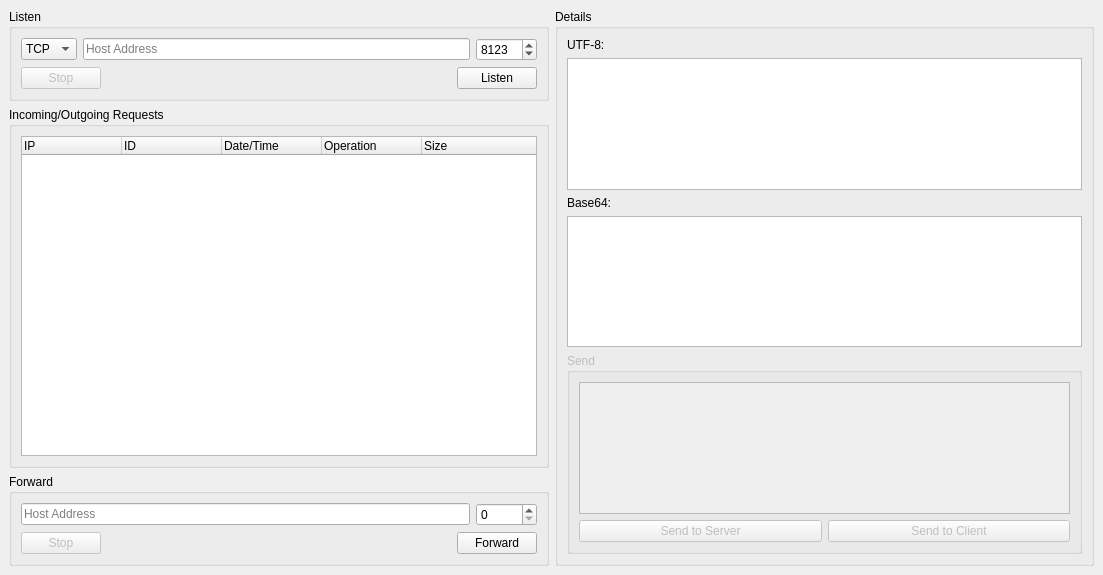
Before: the Qt Designer form mainwindow.ui in realbardia/socket-spy, drawn with Qt 5.
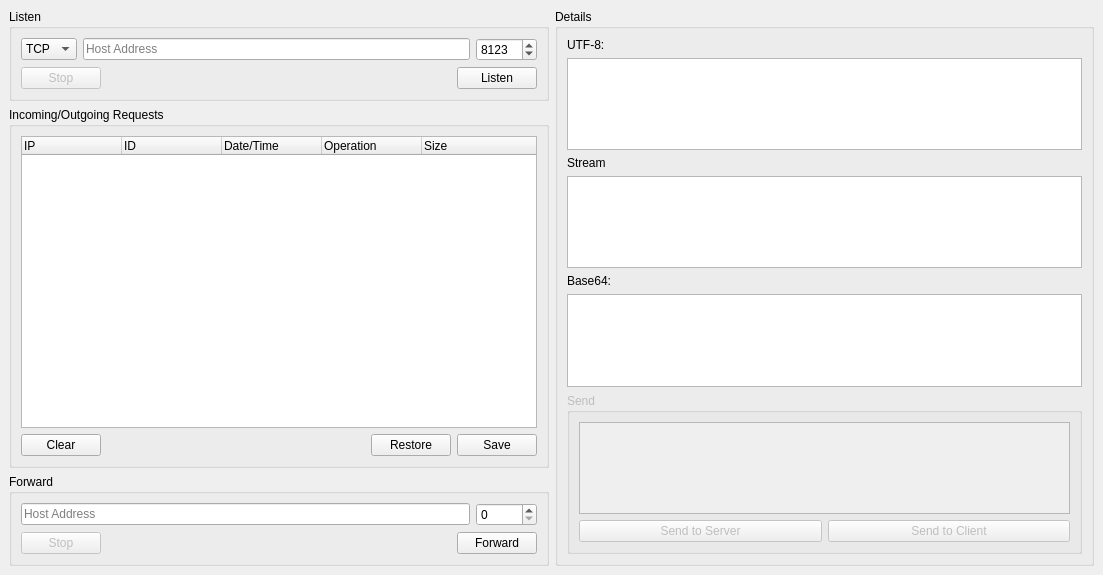
After: the same form once the commit is applied.

```diff
--- a/mainwindow.ui
+++ b/mainwindow.ui
@@ -135,6 +135,44 @@
            </column>
           </widget>
          </item>
+         <item>
+          <layout class="QHBoxLayout" name="horizontalLayout_7">
+           <item>
+            <widget class="QPushButton" name="clearBtn">
+             <property name="text">
+              <string>Clear</string>
+             </property>
+            </widget>
+           </item>
+           <item>
+            <spacer name="horizontalSpacer_3">
+             <property name="orientation">
+              <enum>Qt::Horizontal</enum>
+             </property>
+             <property name="sizeHint" stdset="0">
+              <size>
+               <width>40</width>
+               <height>20</height>
+              </size>
+             </property>
+            </spacer>
+           </item>
+           <item>
+            <widget class="QPushButton" name="restoreBtn">
+             <property name="text">
+              <string>Restore</string>
+             </property>
+            </widget>
+           </item>
+           <item>
+            <widget class="QPushButton" name="saveBtn">
+             <property name="text">
+              <string>Save</string>
+             </property>
+            </widget>
+           </item>
+          </layout>
+         </item>
         </layout>
        </widget>
       </item>
@@ -219,6 +257,16 @@
          <item>
           <widget class="QTextBrowser" name="detailsUtf8"/>
          </item>
+         <item>
+          <widget class="QLabel" name="label_3">
+           <property name="text">
+            <string>Stream</string>
+           </property>
+          </widget>
+         </item>
+         <item>
+          <widget class="QTextBrowser" name="detailsStream"/>
+         </item>
          <item>
           <widget class="QLabel" name="label_2">
            <property name="text">
```
